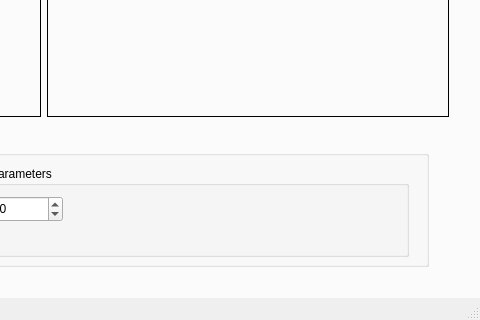
The window that MainWindow.ui (Bravewarrior0/Computer-Vision) describes before a commit, drawn with Qt 5; both pictures show x 544 to 1024 and y 380 to 700 of the 1024 by 700 pixel window.
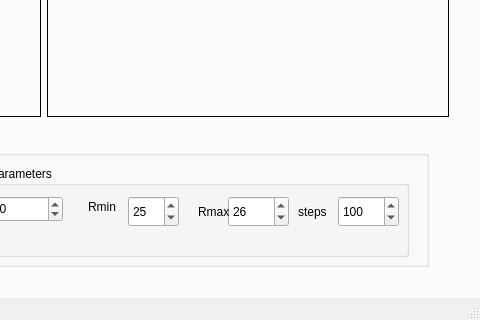
The same window after the commit. Custom widgets are drawn as their Qt base class.

Commit message: why not commit again 🥱😴

What changed in the file:
```diff
--- a/MainWindow.ui
+++ b/MainWindow.ui
@@ -911,6 +911,102 @@
          <double>0.400000000000000</double>
         </property>
        </widget>
+       <widget class="QLabel" name="label_36">
+        <property name="geometry">
+         <rect>
+          <x>200</x>
+          <y>30</y>
+          <width>31</width>
+          <height>21</height>
+         </rect>
+        </property>
+        <property name="text">
+         <string>Rmin</string>
+        </property>
+       </widget>
+       <widget class="QSpinBox" name="spinBox_hough_rmin">
+        <property name="geometry">
+         <rect>
+          <x>240</x>
+          <y>30</y>
+          <width>51</width>
+          <height>31</height>
+         </rect>
+        </property>
+        <property name="minimum">
+         <number>1</number>
+        </property>
+        <property name="maximum">
+         <number>200</number>
+        </property>
+        <property name="value">
+         <number>25</number>
+        </property>
+       </widget>
+       <widget class="QSpinBox" name="spinBox_hough_rmax">
+        <property name="geometry">
+         <rect>
+          <x>340</x>
+          <y>30</y>
+          <width>61</width>
+          <height>31</height>
+         </rect>
+        </property>
+        <property name="minimum">
+         <number>1</number>
+        </property>
+        <property name="maximum">
+         <number>200</number>
+        </property>
+        <property name="value">
+         <number>26</number>
+        </property>
+       </widget>
+       <widget class="QLabel" name="label_37">
+        <property name="geometry">
+         <rect>
+          <x>310</x>
+          <y>30</y>
+          <width>53</width>
+          <height>31</height>
+         </rect>
+        </property>
+        <property name="text">
+         <string>Rmax</string>
+        </property>
+       </widget>
+       <widget class="QLabel" name="label_38">
+        <property name="geometry">
+         <rect>
+          <x>410</x>
+          <y>30</y>
+          <width>41</width>
+          <height>31</height>
+         </rect>
+        </property>
+        <property name="text">
+         <string>steps</string>
+        </property>
+       </widget>
+       <widget class="QSpinBox" name="spinBox_hough_steps">
+        <property name="geometry">
+         <rect>
+          <x>450</x>
+          <y>30</y>
+          <width>61</width>
+          <height>31</height>
+         </rect>
+        </property>
+        <property name="minimum">
+         <number>1</number>
+        </property>
+        <property name="maximum">
+         <number>1000</number>
+        </property>
+        <property name="value">
+         <number>100</number>
+        </property>
+       </widget>
       </widget>
       <widget class="QWidget" name="layoutWidget">
        <property name="geometry">
```
The commit also changes 2 other files.
